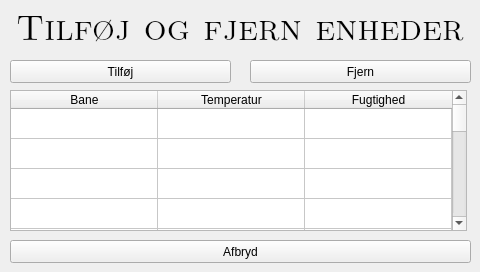
Before: the Qt Designer form winAddRemove.ui in Crevil/PRJ3-Qt, drawn with Qt 5.
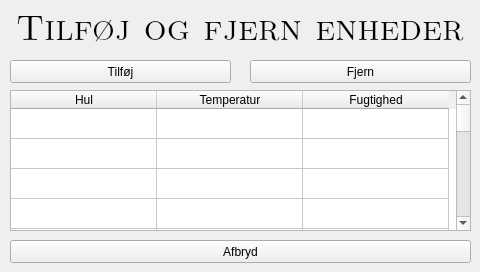
After: the same form once the commit is applied.

What changed in the file:
```diff
--- a/winAddRemove.ui
+++ b/winAddRemove.ui
@@ -101,7 +101,7 @@
     <rect>
      <x>10</x>
      <y>90</y>
-     <width>457</width>
+     <width>461</width>
      <height>141</height>
     </rect>
    </property>
@@ -112,7 +112,7 @@
     <number>18</number>
    </property>
    <attribute name="horizontalHeaderDefaultSectionSize">
-    <number>147</number>
+    <number>146</number>
    </attribute>
    <attribute name="verticalHeaderVisible">
     <bool>false</bool>
@@ -209,7 +209,7 @@
    </row>
    <column>
     <property name="text">
-     <string>Bane</string>
+     <string>Hul</string>
     </property>
    </column>
    <column>
```
